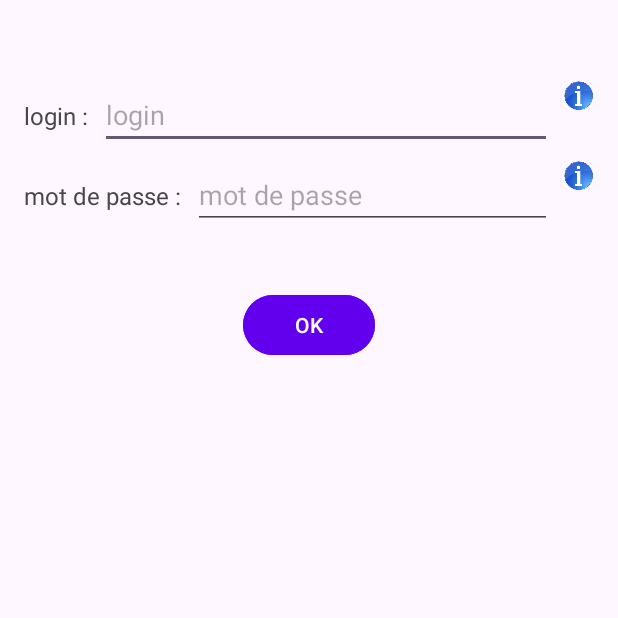
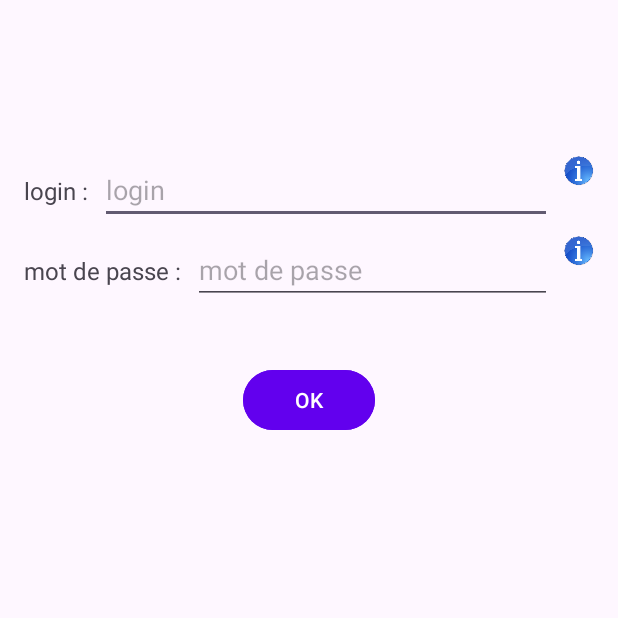
Before and after one commit to TheCalypso/AppLoginPage, an Android app: the screen it shows after launch (MainActivity), on a phone screen of 412 x 824 dp, the top half of it. Run offline under Robolectric (Android 15) with nearby library versions, the phone set to English and light mode, and no system bars.

Commit message:
fix: marginTop

```diff
--- a/app/src/main/res/layout/activity_main.xml
+++ b/app/src/main/res/layout/activity_main.xml
@@ -10,7 +10,7 @@
         android:text="login :"
         android:textSize="16sp"
         android:layout_alignParentStart="true"
-        android:layout_marginTop="50dp"/>
+        android:layout_marginTop="100dp"/>
 
     <EditText
         android:id="@+id/editText_login"
```
